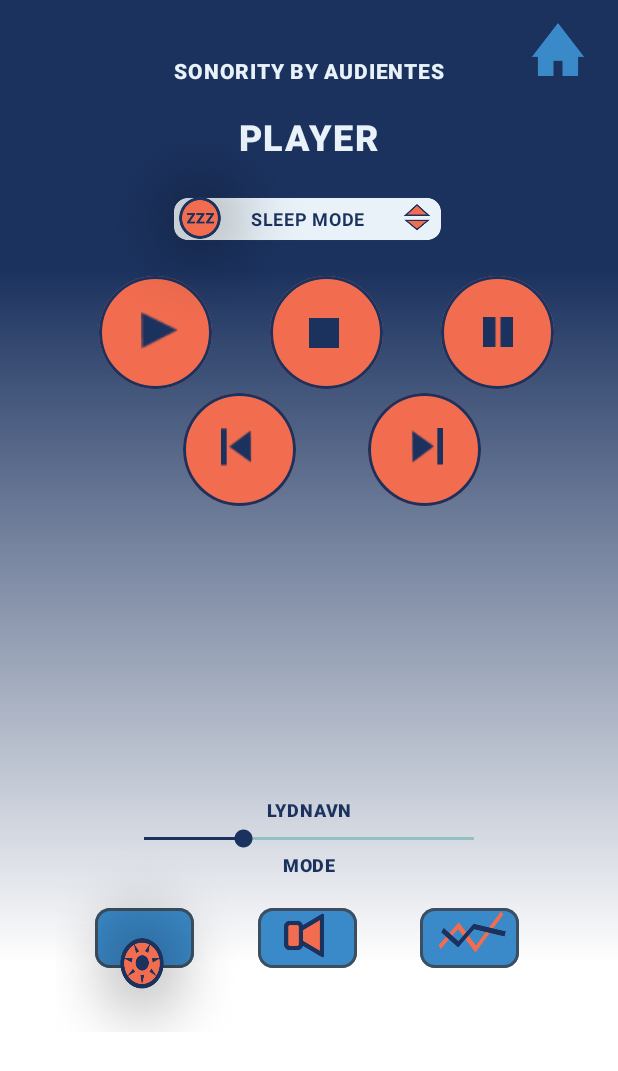
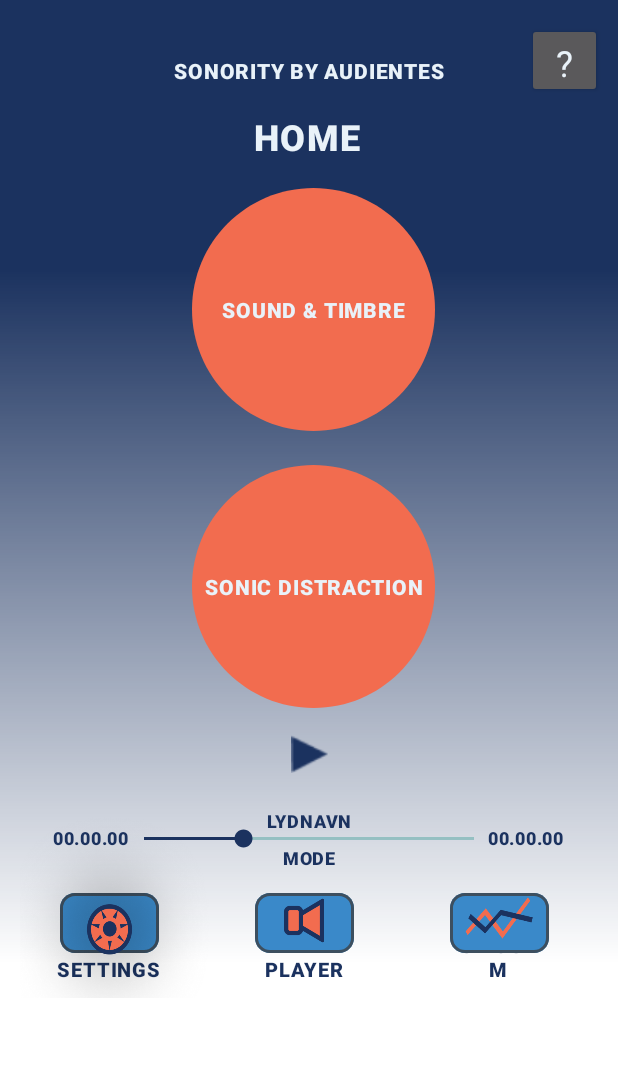
Before and after one commit to emillarsen0708/C4-Audientes, an Android app: the screen it shows after launch (MainActivity), on a phone screen of 412 x 824 dp. Shown: the top 1071 px of the screen. Run offline under Robolectric (Android 15) with nearby library versions, the phone set to English and light mode, and no system bars.

Commit message:
Flere layouts

```diff
--- a/app/src/main/java/com/example/brintaudientes/MainActivity.java
+++ b/app/src/main/java/com/example/brintaudientes/MainActivity.java
@@ -9,7 +9,7 @@
     @Override
     protected void onCreate(Bundle savedInstanceState) {
         super.onCreate(savedInstanceState);
-        setContentView(R.layout.activity_music_player);
+        setContentView(R.layout.activity_home);
         //Toast.makeText(this, "hej", Toast.LENGTH_SHORT).show();
     }
 }
--- a/app/src/main/res/layout/activity_home.xml
+++ b/app/src/main/res/layout/activity_home.xml
@@ -1,6 +1,5 @@
 <?xml version="1.0" encoding="utf-8"?>
-<RelativeLayout
-    xmlns:android="http://schemas.android.com/apk/res/android"
+<RelativeLayout xmlns:android="http://schemas.android.com/apk/res/android"
     android:id="@+id/frontpage"
     android:layout_width="fill_parent"
     android:layout_height="fill_parent"
@@ -20,21 +19,21 @@
         android:gravity="center_horizontal|center_vertical"
         android:text="SONORITY BY AUDIENTES"
         android:textAppearance="@style/sonority_by"
-        android:textStyle="bold"/>
+        android:textStyle="bold" />
 
     <TextView
         android:id="@+id/home"
-        android:layout_width="123dp"
+        android:layout_width="130dp"
         android:layout_height="34dp"
         android:layout_alignParentLeft="true"
         android:layout_alignParentTop="true"
-        android:layout_marginLeft="144dp"
+        android:layout_marginLeft="140dp"
         android:layout_marginTop="74dp"
         android:fontFamily="sans-serif-medium"
         android:gravity="center_horizontal|center_vertical"
         android:text="HOME"
         android:textAppearance="@style/home"
-        android:textStyle="bold"/>
+        android:textStyle="bold" />
 
 
     <Button
@@ -51,28 +50,28 @@
 
     <Button
         android:id="@+id/home_button1"
-        android:layout_width="152dp"
-        android:layout_height="152dp"
+        android:layout_width="162dp"
+        android:layout_height="162dp"
         android:layout_alignParentLeft="true"
         android:layout_alignParentTop="true"
         android:layout_marginLeft="128dp"
-        android:layout_marginTop="145dp"
+        android:layout_marginTop="125dp"
         android:background="@xml/home_ellipse"
         android:elevation="50dp"
         android:fontFamily="sans-serif-medium"
         android:gravity="center_horizontal|center_vertical"
         android:text="SOUND &amp; TIMBRE"
-        android:textStyle="bold"
-        android:textAppearance="@style/sonic_distr" />
+        android:textAppearance="@style/sonic_distr"
+        android:textStyle="bold" />
 
     <Button
         android:id="@+id/home_button2"
-        android:layout_width="152dp"
-        android:layout_height="152dp"
+        android:layout_width="162dp"
+        android:layout_height="162dp"
         android:layout_alignParentLeft="true"
         android:layout_alignParentTop="true"
-        android:layout_marginLeft="129dp"
-        android:layout_marginTop="357dp"
+        android:layout_marginLeft="128dp"
+        android:layout_marginTop="310dp"
         android:background="@xml/home_ellipse"
         android:elevation="50dp"
         android:fontFamily="sans-serif-medium"
@@ -82,25 +81,47 @@
         android:textStyle="bold" />
 
     <Button
+        android:layout_width="25dp"
+        android:layout_height="25dp"
+        android:layout_alignParentLeft="true"
+        android:layout_alignParentTop="true"
+        android:layout_marginLeft="194dp"
+        android:layout_marginTop="490dp"
+        android:background="@drawable/play_triangle"/>
+
+    <Button
         android:id="@+id/home_rectangle1"
         android:layout_width="66dp"
         android:layout_height="40dp"
         android:layout_alignParentLeft="true"
         android:layout_alignParentTop="true"
-            android:layout_marginLeft="63dp"
-            android:layout_marginTop="605dp"
+        android:layout_marginLeft="40dp"
+        android:layout_marginTop="595dp"
         android:background="@xml/home_rectangle" />
 
     <View
         android:id="@+id/home_rectangle1_settings"
-        android:layout_width="130dp"
+        android:layout_width="135dp"
         android:layout_height="130dp"
         android:layout_alignParentLeft="true"
         android:layout_alignParentTop="true"
-        android:layout_marginLeft="37dp"
-        android:layout_marginTop="558dp"
+        android:layout_marginLeft="13dp"
+        android:layout_marginTop="535dp"
         android:background="@drawable/settings_icon"
         android:elevation="3dp" />
+
+    <TextView
+        android:layout_width="80dp"
+        android:layout_height="20dp"
+        android:layout_marginStart="32dp"
+        android:layout_marginTop="635dp"
+        android:layout_marginEnd="220dp"
+        android:fontFamily="sans-serif-medium"
+        android:gravity="bottom|center"
+        android:text="SETTINGS"
+        android:textAppearance="@style/sonic_distr2"
+        android:textSize="13sp"
+        android:textStyle="bold" />
 
     <Button
         android:id="@+id/home_rectangle2"
@@ -108,9 +129,23 @@
         android:layout_height="40dp"
         android:layout_alignParentLeft="true"
         android:layout_alignParentTop="true"
-            android:layout_marginLeft="172dp"
-            android:layout_marginTop="605dp"
+        android:layout_marginLeft="170dp"
+        android:layout_marginTop="595dp"
         android:background="@xml/home_rectangle" />
+
+    <TextView
+        android:layout_width="80dp"
+        android:layout_height="20dp"
+        android:layout_marginStart="162dp"
+        android:layout_marginTop="635dp"
+        android:layout_marginEnd="350dp"
+        android:fontFamily="sans-serif-medium"
+        android:gravity="bottom|center"
+        android:text="PLAYER"
+        android:textAppearance="@style/sonic_distr2"
+        android:textSize="13sp"
+        android:textStyle="bold" />
+
     <View
         android:id="@+id/home_sound_settings"
         android:layout_width="35dp"
@@ -118,7 +153,7 @@
         android:layout_alignParentLeft="true"
         android:layout_alignParentTop="true"
         android:layout_marginLeft="189dp"
-        android:layout_marginTop="606dp"
+        android:layout_marginTop="596dp"
         android:background="@drawable/sound_icon"
         android:elevation="3dp" />
 
@@ -128,8 +163,8 @@
         android:layout_height="40dp"
         android:layout_alignParentLeft="true"
         android:layout_alignParentTop="true"
-            android:layout_marginLeft="280dp"
-            android:layout_marginTop="605dp"
+        android:layout_marginLeft="300dp"
+        android:layout_marginTop="595dp"
         android:background="@xml/home_rectangle" />
 
     <View
@@ -138,10 +173,91 @@
         android:layout_height="45dp"
         android:layout_alignParentLeft="true"
         android:layout_alignParentTop="true"
-        android:layout_marginLeft="292dp"
-        android:layout_marginTop="599dp"
+        android:layout_marginLeft="310dp"
+        android:layout_marginTop="590dp"
         android:background="@drawable/graph_icon"
         android:elevation="3dp" />
 
+    <TextView
+        android:layout_width="80dp"
+        android:layout_height="20dp"
+        android:layout_marginStart="292dp"
+        android:layout_marginTop="635dp"
+        android:layout_marginEnd="480dp"
+        android:fontFamily="sans-serif-medium"
+        android:gravity="bottom|center"
+        android:text="AUDIOGRAM"
+        android:textAppearance="@style/sonic_distr2"
+        android:textSize="13sp"
+        android:textStyle="bold" />
+
+    <SeekBar
+        android:layout_width="match_parent"
+        android:layout_height="wrap_content"
+        android:layout_marginStart="80dp"
+        android:layout_marginTop="550dp"
+        android:layout_marginEnd="80dp"
+        android:progress="30"
+        android:progressBackgroundTint="@color/colorPrimary"
+        android:theme="@style/SeekBarTheme">
+
+    </SeekBar>
+
+    <TextView
+        android:id="@+id/sound_name"
+        android:layout_width="80dp"
+        android:layout_height="30dp"
+        android:layout_marginStart="167dp"
+        android:layout_marginTop="525dp"
+        android:layout_marginEnd="167dp"
+        android:fontFamily="sans-serif-medium"
+        android:gravity="bottom|center"
+        android:text="LYDNAVN"
+        android:textAppearance="@style/sonic_distr2"
+        android:textSize="12sp"
+        android:textStyle="bold">
+
+    </TextView>
+
+    <TextView
+        android:layout_width="80dp"
+        android:layout_height="30dp"
+        android:layout_marginStart="167dp"
+        android:layout_marginTop="563dp"
+        android:layout_marginEnd="167dp"
+        android:fontFamily="sans-serif-medium"
+        android:gravity="top|center"
+        android:text="MODE"
+        android:textAppearance="@style/sonic_distr2"
+        android:textSize="12sp"
+        android:textStyle="bold" />
+
+    <TextView
+        android:layout_width="80dp"
+        android:layout_height="30dp"
+        android:layout_marginStart="20dp"
+        android:layout_marginTop="550dp"
+        android:layout_marginEnd="90dp"
+        android:fontFamily="sans-serif-medium"
+        android:gravity="top|center"
+        android:text="00.00.00"
+        android:textAppearance="@style/sonic_distr2"
+        android:textSize="12sp"
+        android:textStyle="bold" />
+
+    <TextView
+        android:layout_width="80dp"
+        android:layout_height="30dp"
+        android:layout_marginStart="310dp"
+        android:layout_marginTop="550dp"
+        android:layout_marginEnd="380dp"
+        android:fontFamily="sans-serif-medium"
+        android:gravity="top|center"
+        android:text="00.00.00"
+        android:textAppearance="@style/sonic_distr2"
+        android:textSize="12sp"
+        android:textStyle="bold" />
+
+
 
 </RelativeLayout>
--- a/app/src/main/res/layout/activity_music_player.xml
+++ b/app/src/main/res/layout/activity_music_player.xml
@@ -1,6 +1,5 @@
 <?xml version="1.0" encoding="utf-8"?>
-<RelativeLayout
-    xmlns:android="http://schemas.android.com/apk/res/android"
+<RelativeLayout xmlns:android="http://schemas.android.com/apk/res/android"
     android:id="@+id/frontpage"
     android:layout_width="fill_parent"
     android:layout_height="fill_parent"
@@ -20,7 +19,7 @@
         android:gravity="center_horizontal|center_vertical"
         android:text="SONORITY BY AUDIENTES"
         android:textAppearance="@style/sonority_by"
-        android:textStyle="bold"/>
+        android:textStyle="bold" />
 
     <TextView
         android:id="@+id/player"
@@ -34,7 +33,7 @@
         android:gravity="center_horizontal|center_vertical"
         android:text="PLAYER"
         android:textAppearance="@style/home"
-        android:textStyle="bold"/>
+        android:textStyle="bold" />
 
     <Button
         android:id="@+id/component_8"
@@ -45,8 +44,7 @@
         android:layout_marginLeft="352dp"
         android:layout_marginTop="15dp"
         android:background="@drawable/home_house_4"
-        android:elevation="5dp"
-        />
+        android:elevation="5dp" />
 
     <Button
         android:id="@+id/component_1"
@@ -60,8 +58,8 @@
         android:elevation="50dp"
         android:text="SLEEP MODE"
         android:textAppearance="@style/sleepmode"
-        android:textStyle="bold"
-        android:textSize="12sp"/>
+        android:textSize="12sp"
+        android:textStyle="bold" />
 
 
     <View
@@ -202,20 +200,33 @@
         android:layout_height="40dp"
         android:layout_alignParentLeft="true"
         android:layout_alignParentTop="true"
-        android:layout_marginLeft="63dp"
-        android:layout_marginTop="605dp"
+        android:layout_marginLeft="40dp"
+        android:layout_marginTop="595dp"
         android:background="@xml/home_rectangle" />
 
     <View
         android:id="@+id/home_rectangle1_settings"
-        android:layout_width="130dp"
+        android:layout_width="135dp"
         android:layout_height="130dp"
         android:layout_alignParentLeft="true"
         android:layout_alignParentTop="true"
-        android:layout_marginLeft="37dp"
-        android:layout_marginTop="558dp"
+        android:layout_marginLeft="13dp"
+        android:layout_marginTop="535dp"
         android:background="@drawable/settings_icon"
         android:elevation="3dp" />
+
+    <TextView
+        android:layout_width="80dp"
+        android:layout_height="20dp"
+        android:layout_marginStart="32dp"
+        android:layout_marginTop="635dp"
+        android:layout_marginEnd="220dp"
+        android:fontFamily="sans-serif-medium"
+        android:gravity="bottom|center"
+        android:text="SETTINGS"
+        android:textAppearance="@style/sonic_distr2"
+        android:textSize="13sp"
+        android:textStyle="bold" />
 
     <Button
         android:id="@+id/home_rectangle2"
@@ -223,9 +234,23 @@
         android:layout_height="40dp"
         android:layout_alignParentLeft="true"
         android:layout_alignParentTop="true"
-        android:layout_marginLeft="172dp"
-        android:layout_marginTop="605dp"
+        android:layout_marginLeft="170dp"
+        android:layout_marginTop="595dp"
         android:background="@xml/home_rectangle" />
+
+    <TextView
+        android:layout_width="80dp"
+        android:layout_height="20dp"
+        android:layout_marginStart="162dp"
+        android:layout_marginTop="635dp"
+        android:layout_marginEnd="350dp"
+        android:fontFamily="sans-serif-medium"
+        android:gravity="bottom|center"
+        android:text="PLAYER"
+        android:textAppearance="@style/sonic_distr2"
+        android:textSize="13sp"
+        android:textStyle="bold" />
+
     <View
         android:id="@+id/home_sound_settings"
         android:layout_width="35dp"
@@ -233,7 +258,7 @@
         android:layout_alignParentLeft="true"
         android:layout_alignParentTop="true"
         android:layout_marginLeft="189dp"
-        android:layout_marginTop="606dp"
+        android:layout_marginTop="596dp"
         android:background="@drawable/sound_icon"
         android:elevation="3dp" />
 
@@ -243,8 +268,8 @@
         android:layout_height="40dp"
         android:layout_alignParentLeft="true"
         android:layout_alignParentTop="true"
-        android:layout_marginLeft="280dp"
-        android:layout_marginTop="605dp"
+        android:layout_marginLeft="300dp"
+        android:layout_marginTop="595dp"
         android:background="@xml/home_rectangle" />
 
     <View
@@ -253,55 +278,59 @@
         android:layout_height="45dp"
         android:layout_alignParentLeft="true"
         android:layout_alignParentTop="true"
-        android:layout_marginLeft="292dp"
-        android:layout_marginTop="599dp"
+        android:layout_marginLeft="310dp"
+        android:layout_marginTop="590dp"
         android:background="@drawable/graph_icon"
         android:elevation="3dp" />
+
+    <TextView
+        android:layout_width="80dp"
+        android:layout_height="20dp"
+        android:layout_marginStart="292dp"
+        android:layout_marginTop="635dp"
+        android:layout_marginEnd="480dp"
+        android:fontFamily="sans-serif-medium"
+        android:gravity="bottom|center"
+        android:text="AUDIOGRAM"
+        android:textAppearance="@style/sonic_distr2"
+        android:textSize="13sp"
+        android:textStyle="bold" />
 
     <SeekBar
         android:layout_width="match_parent"
         android:layout_height="wrap_content"
         android:layout_marginStart="80dp"
+        android:layout_marginTop="550dp"
         android:layout_marginEnd="80dp"
-        android:layout_marginTop="550dp"
-        android:theme="@style/SeekBarTheme"
+        android:progress="30"
         android:progressBackgroundTint="@color/colorPrimary"
-        android:progress="30">
-    </SeekBar>
+        android:theme="@style/SeekBarTheme"></SeekBar>
 
     <TextView
         android:layout_width="80dp"
         android:layout_height="30dp"
         android:layout_marginStart="167dp"
+        android:layout_marginTop="518dp"
         android:layout_marginEnd="167dp"
-        android:layout_marginTop="518dp"
+        android:fontFamily="sans-serif-medium"
+        android:gravity="bottom|center"
         android:text="LYDNAVN"
         android:textAppearance="@style/sonic_distr2"
         android:textSize="12sp"
-        android:fontFamily="sans-serif-medium"
-        android:textStyle="bold"
-        android:gravity="bottom|center">
-         </TextView>
+        android:textStyle="bold"></TextView>
 
     <TextView
         android:layout_width="80dp"
         android:layout_height="30dp"
         android:layout_marginStart="167dp"
+        android:layout_marginTop="568dp"
         android:layout_marginEnd="167dp"
-        android:layout_marginTop="568dp"
+        android:fontFamily="sans-serif-medium"
+        android:gravity="top|center"
         android:text="MODE"
         android:textAppearance="@style/sonic_distr2"
         android:textSize="12sp"
-        android:fontFamily="sans-serif-medium"
-        android:textStyle="bold"
-        android:gravity="top|center">>
-    </TextView>
-
-
-
-
-
-
+        android:textStyle="bold" />
 
 
 </RelativeLayout>
```
Also changed, not shown: app/src/main/res/xml-xxxhdpi/play_vec.xml (added, +24 -0 lines), app/src/main/res/drawable/play_triangle.png (added). Lines whose indentation alone changed are shown as unchanged.
